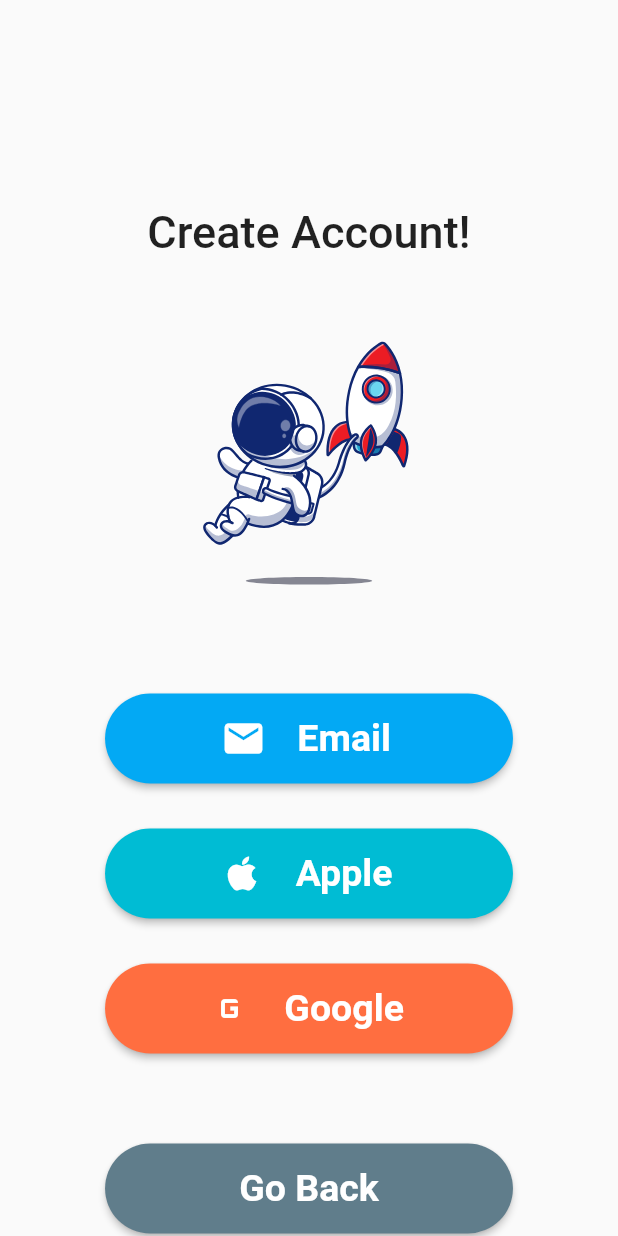
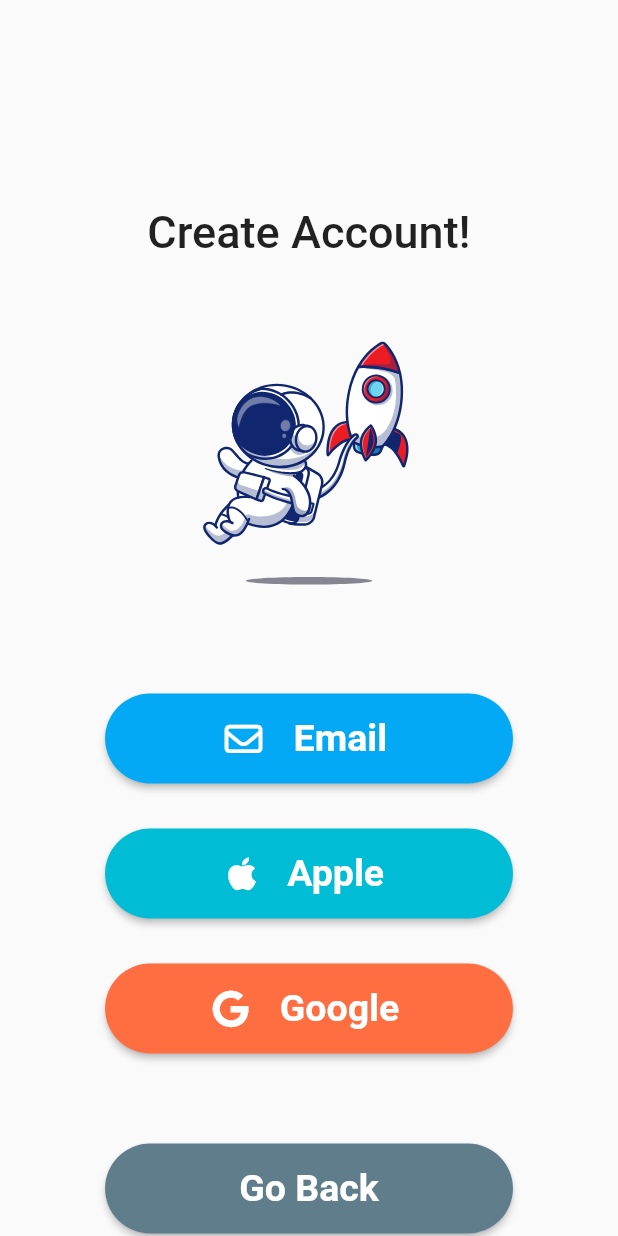
Before and after one commit to kolbe-ryo/counter_app, a Flutter app: the SignUpPage screen opened by its route, after a tap on "Email", on a phone screen of 412 x 824 dp. Run offline on Flutter 3.47's test engine with Material 2 defaults, Android fonts, the phone set to English and light mode, and no system bars; our stand-ins replace cloud_firestore, email_validator, firebase_auth, firebase_core, flutter_riverpod, font_awesome_flutter and 3 more; missing offline and left inert: simple_logger; accounts and stored records are empty.

Commit message:
create private buttons classes

```diff
--- a/lib/presentation/common/buttons/app_authentication_buttons.dart
+++ b/lib/presentation/common/buttons/app_authentication_buttons.dart
@@ -1,4 +1,5 @@
 import 'package:flutter/material.dart';
+import 'package:font_awesome_flutter/font_awesome_flutter.dart';
 
 import 'app_button.dart';
 import 'app_icon_button.dart';
@@ -16,7 +17,7 @@ class AppAuthenticationButtons extends StatelessWidget {
       backgroundColor: Colors.lightBlue,
       buttonName: 'Email',
       function: () => {},
-      iconData: Icons.email,
+      iconData: FontAwesomeIcons.envelope,
     );
   }
 
@@ -25,7 +26,7 @@ class AppAuthenticationButtons extends StatelessWidget {
       backgroundColor: Colors.cyan,
       buttonName: 'Apple',
       function: () => {},
-      iconData: Icons.apple,
+      iconData: FontAwesomeIcons.apple,
     );
   }
 
@@ -34,7 +35,7 @@ class AppAuthenticationButtons extends StatelessWidget {
       backgroundColor: Colors.deepOrangeAccent,
       buttonName: 'Google',
       function: () => {},
-      iconData: Icons.g_mobiledata,
+      iconData: FontAwesomeIcons.google,
     );
   }
 
--- a/lib/presentation/common/buttons/app_icon_button.dart
+++ b/lib/presentation/common/buttons/app_icon_button.dart
@@ -1,4 +1,5 @@
 import 'package:flutter/material.dart';
+import 'package:font_awesome_flutter/font_awesome_flutter.dart';
 
 import '../../constant_value.dart';
 import 'app_button.dart';
@@ -20,9 +21,9 @@ class AppIconButton implements AppButtonInterface {
   @override
   Widget build(BuildContext context) {
     return ElevatedButton.icon(
-      icon: Icon(
+      icon: FaIcon(
         iconData,
-        size: 30,
+        size: 25,
       ),
       onPressed: function,
       style: ElevatedButton.styleFrom(
--- a/lib/presentation/pages/signup/sign_up_page.dart
+++ b/lib/presentation/pages/signup/sign_up_page.dart
@@ -28,13 +28,7 @@ class SignUpPage extends ConsumerWidget {
             const SizedBox(height: 30),
             AnimationImage.signUp(),
             const SizedBox(height: 60),
-            AppAuthenticationButtons.email(),
-            const SizedBox(height: 30),
-            AppAuthenticationButtons.apple(),
-            const SizedBox(height: 30),
-            AppAuthenticationButtons.google(),
-            const SizedBox(height: 60),
-            const BackAppButton(),
+            const _SignUpButtons(),
             const SizedBox(height: 30),
           ],
         ),
@@ -42,3 +36,27 @@ class SignUpPage extends ConsumerWidget {
     );
   }
 }
+
+class _SignUpButtons extends StatefulWidget {
+  const _SignUpButtons();
+
+  @override
+  State<_SignUpButtons> createState() => __SignUpButtonsState();
+}
+
+class __SignUpButtonsState extends State<_SignUpButtons> {
+  @override
+  Widget build(BuildContext context) {
+    return Column(
+      children: [
+        AppAuthenticationButtons.email(),
+        const SizedBox(height: 30),
+        AppAuthenticationButtons.apple(),
+        const SizedBox(height: 30),
+        AppAuthenticationButtons.google(),
+        const SizedBox(height: 60),
+        const BackAppButton(),
+      ],
+    );
+  }
+}
--- a/pubspec.yaml
+++ b/pubspec.yaml
@@ -17,6 +17,7 @@ dependencies:
   flutter_gen_runner: ^5.3.1
   flutter_riverpod: ^2.3.7
   flutter_secure_storage: ^8.0.0
+  font_awesome_flutter: ^10.5.0
   freezed: ^2.4.1
   freezed_annotation: ^2.4.1
   go_router: ^10.1.1
```
Also changed, not shown: lib/presentation/pages/signin/sign_in_page.dart (+25 -7 lines), pubspec.lock.
